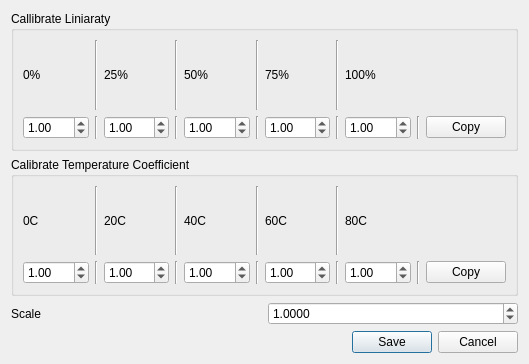
Old version of the form callibrationdialog.ui in the repository IMbackK/TelsysMaster.
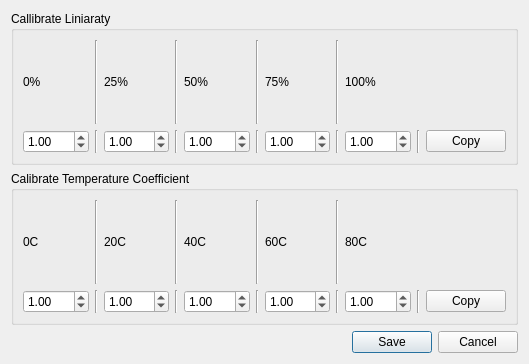
New version of the form.

Patch:
```diff
--- a/callibrationdialog.ui
+++ b/callibrationdialog.ui
@@ -13,7 +13,7 @@
   <property name="windowTitle">
    <string>Calibration</string>
   </property>
-  <layout class="QVBoxLayout" name="verticalLayout" stretch="1,0,0">
+  <layout class="QVBoxLayout" name="verticalLayout" stretch="1,0">
    <item>
     <layout class="QVBoxLayout" name="verticalLayout_2">
      <item>
@@ -376,39 +376,6 @@
      </item>
     </layout>
    </item>
-   <item>
-    <layout class="QHBoxLayout" name="horizontalLayout" stretch="0,0">
-     <property name="sizeConstraint">
-      <enum>QLayout::SetFixedSize</enum>
-     </property>
-     <item>
-      <widget class="QLabel" name="label">
-       <property name="toolTip">
-        <string extracomment="Localy appyed offset."/>
-       </property>
-       <property name="text">
-        <string>Scale</string>
-       </property>
-      </widget>
-     </item>
-     <item>
-      <widget class="QDoubleSpinBox" name="doubleSpinBox_offset">
-       <property name="decimals">
-        <number>4</number>
-       </property>
-       <property name="minimum">
-        <double>0.000100000000000</double>
-       </property>
-       <property name="maximum">
-        <double>9999.989999999999782</double>
-       </property>
-       <property name="value">
-        <double>1.000000000000000</double>
-       </property>
-      </widget>
-     </item>
-    </layout>
-   </item>
    <item>
     <widget class="QDialogButtonBox" name="buttonBox">
      <property name="orientation">
```
